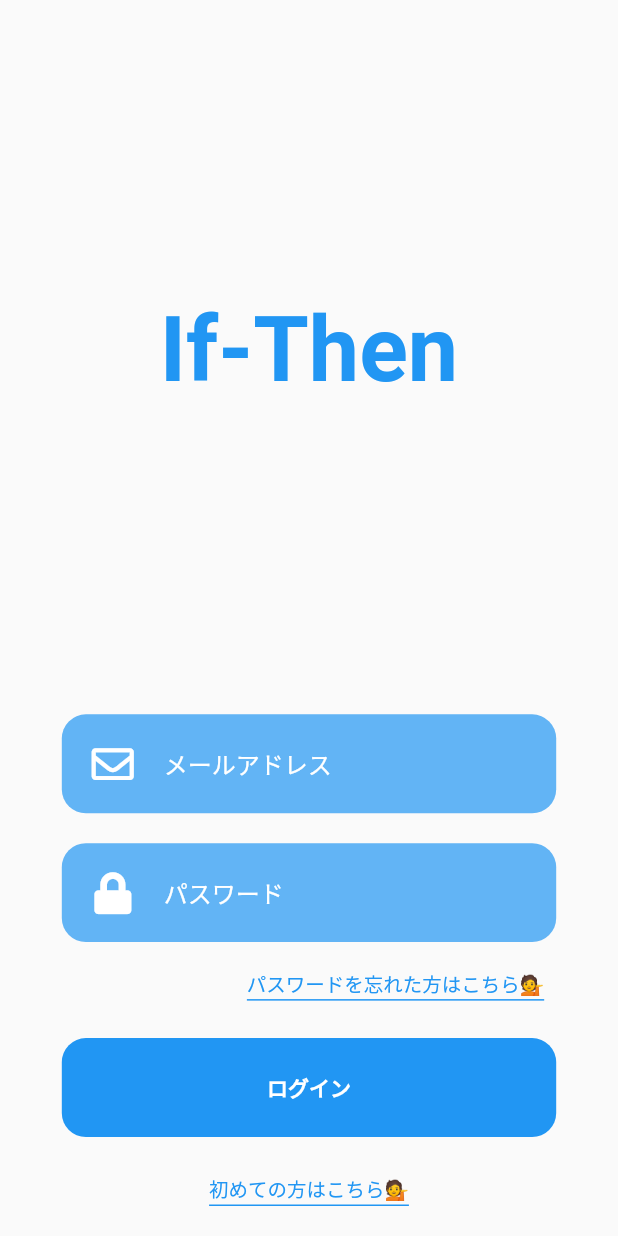
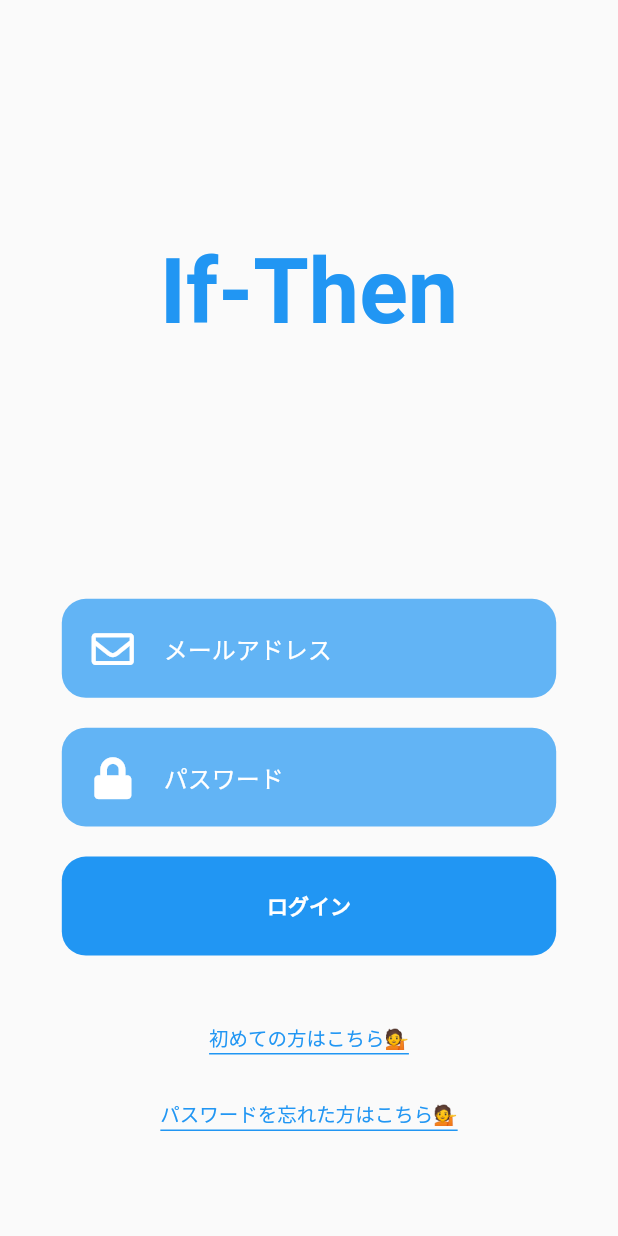
Before and after one commit to shimizu-saffle/if_then_app, a Flutter app: the screen it shows after launch, on a phone screen of 412 x 824 dp. Run offline on Flutter 3.47's test engine with Material 2 defaults, Android fonts, the phone set to English and light mode, and no system bars; our stand-ins replace cloud_firestore, firebase_auth, firebase_core, flutter_riverpod, font_awesome_flutter; accounts and stored records are empty.

Commit message:
ログイン画面のUIの調整

```diff
--- a/lib/main.dart
+++ b/lib/main.dart
@@ -2,7 +2,7 @@ import 'package:firebase_core/firebase_core.dart';
 import 'package:flutter/material.dart';
 import 'package:flutter_riverpod/flutter_riverpod.dart';
 import 'package:if_then_app/views/account_page/signup_page.dart';
-import 'package:if_then_app/views/login_page.dart';
+import 'package:if_then_app/views/account_page/login_page.dart';
 import 'package:if_then_app/views/forgot-password.dart';
 
 void main() async {
--- a/lib/views/login_page.dart
+++ b/lib/views/account_page/login_page.dart
@@ -37,27 +37,15 @@ class LoginPage extends StatelessWidget {
                 inputType: TextInputType.emailAddress,
                 inputAction: TextInputAction.done,
               ),
-              Padding(
-                padding: const EdgeInsets.fromLTRB(8, 8, 8, 0),
-                child: GestureDetector(
-                  onTap: () => Navigator.pushNamed(context, 'ForgotPassword'),
-                  child: Container(
-                    child: Text(
-                      'パスワードを忘れた方はこちら\u{1F481}',
-                      style: bBodyText,
-                    ),
-                    decoration: BoxDecoration(
-                        border:
-                            Border(bottom: BorderSide(width: 1, color: kBlue))),
-                  ),
-                ),
-              ),
               SizedBox(
-                height: 25,
+                height: 10,
               ),
               RoundedButton(buttonName: 'ログイン'),
               SizedBox(height: 25),
             ],
+          ),
+          SizedBox(
+            height: 20,
           ),
           GestureDetector(
             onTap: () => Navigator.pushNamed(context, 'SignUpPage'),
@@ -71,8 +59,22 @@ class LoginPage extends StatelessWidget {
             ),
           ),
           SizedBox(
-            height: 20,
-          )
+            height: 30,
+          ),
+          GestureDetector(
+            onTap: () => Navigator.pushNamed(context, 'ForgotPassword'),
+            child: Container(
+              child: Text(
+                'パスワードを忘れた方はこちら\u{1F481}',
+                style: bBodyText,
+              ),
+              decoration: BoxDecoration(
+                  border: Border(bottom: BorderSide(width: 1, color: kBlue))),
+            ),
+          ),
+          SizedBox(
+            height: 70,
+          ),
         ],
       ),
     );
--- a/lib/views/timeline.dart
+++ b/lib/views/timeline.dart
@@ -2,7 +2,7 @@ import 'package:flutter/material.dart';
 import 'package:if_then_app/views/add_edit_page.dart';
 import 'package:flutter_riverpod/flutter_riverpod.dart';
 import 'package:if_then_app/controllers/ifthen_controller.dart';
-import 'package:if_then_app/views/login_page.dart';
+import 'package:if_then_app/views/account_page/login_page.dart';
 
 class TimeLinePage extends StatelessWidget {
   @override
```
Also changed, not shown: lib/views/account_page/old-login_page.dart (deleted, +0 -108 lines), lib/views/old_home_page.dart (deleted, +0 -39 lines).
